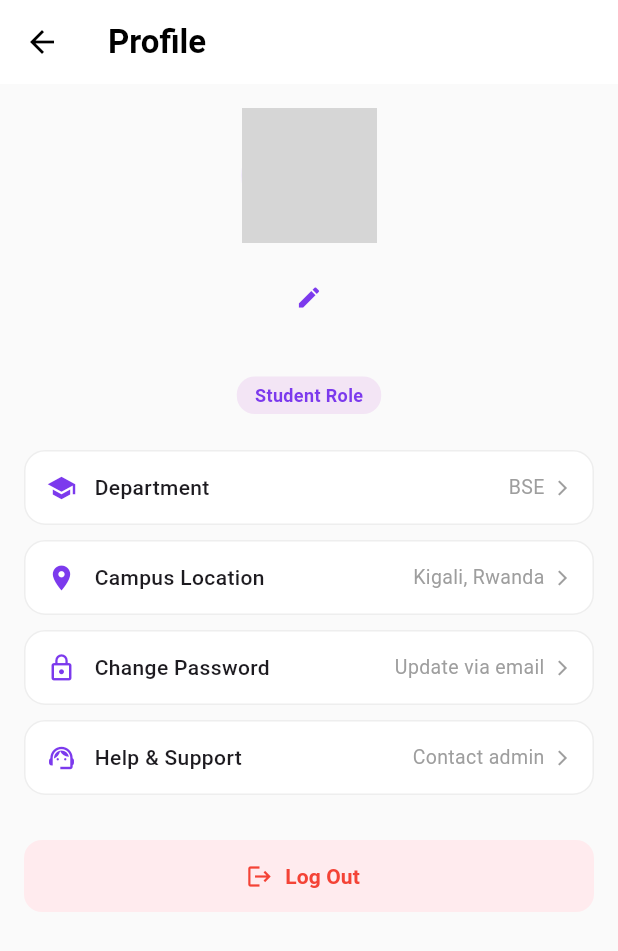
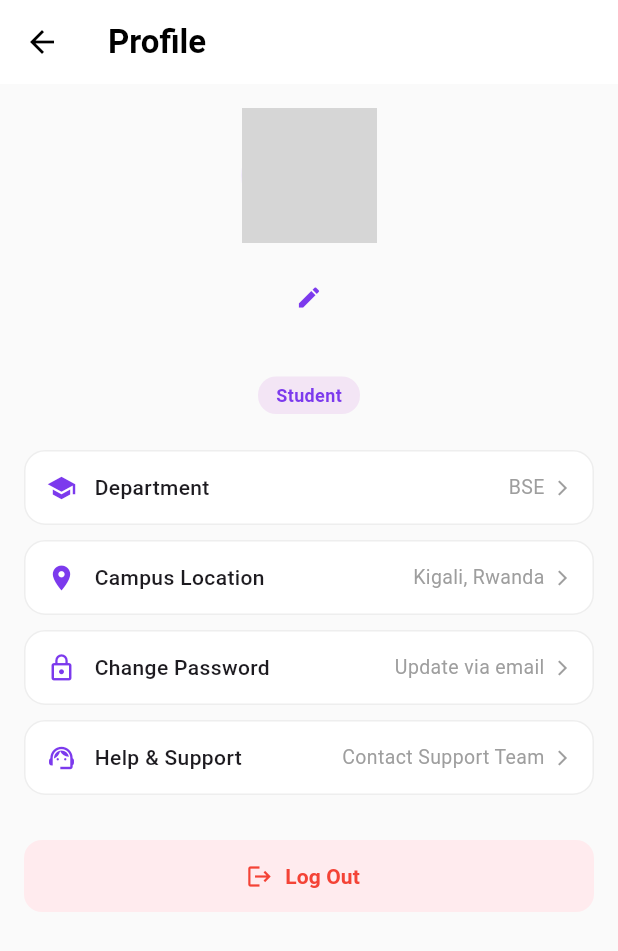
Before and after one commit to nIgihozo/CampusReportingApp, a Flutter app: the ProfileScreen screen opened directly, on a phone screen of 412 x 824 dp. Shown: the top 951 px of the screen. Run offline on Flutter 3.47's test engine with Material 3 defaults, Android fonts, the phone set to English and light mode, and no system bars; our stand-ins replace cloud_firestore, firebase_auth, firebase_core, flutter_dotenv, flutter_image_compress, image_picker; accounts and stored records are empty; network calls fail; grey boxes are pictures that could not be loaded.

Commit message:
Changing logic in the profile on role based and also on the signup page

```diff
--- a/lib/screens/profile_screen.dart
+++ b/lib/screens/profile_screen.dart
@@ -91,7 +91,14 @@ class _ProfileScreenState extends State<ProfileScreen> {
   @override
   Widget build(BuildContext context) {
     String displayName = user?.displayName ?? user?.email?.split('@').first ?? 'Student';
-    String displayEmail = user?.email ?? 'student@alu.edu.rw';
+    String displayEmail = user?.email ?? 'student@alustudent.com';
+
+    String roleBased = 'Student';
+    if(displayEmail.toLowerCase().endsWith('@alueducation.com')) {
+      roleBased= 'Staff';
+    } else if (displayEmail.toLowerCase().endsWith('@alustudent.com')) {
+      roleBased = 'Student';
+    }
 
     return Scaffold(
       backgroundColor: Colors.grey[50],
@@ -126,7 +133,7 @@ class _ProfileScreenState extends State<ProfileScreen> {
             Container(
               padding: const EdgeInsets.symmetric(horizontal: 12, vertical: 4),
               decoration: BoxDecoration(color: Colors.purple.shade50, borderRadius: BorderRadius.circular(12)),
-              child: const Text('Student Role', style: TextStyle(color: Color(0xFF7C3AED), fontWeight: FontWeight.bold, fontSize: 12)),
+              child: Text(roleBased, style: const TextStyle(color: Color(0xFF7C3AED), fontWeight: FontWeight.bold, fontSize: 12)),
             ),
             const SizedBox(height: 24),
 
@@ -134,7 +141,7 @@ class _ProfileScreenState extends State<ProfileScreen> {
             _buildActionTile(Icons.school, 'Department', 'BSE', onTap: () {}),
             _buildActionTile(Icons.location_on, 'Campus Location', 'Kigali, Rwanda', onTap: () {}),
             _buildActionTile(Icons.lock_outline, 'Change Password', 'Update via email', onTap: _changePassword),
-            _buildActionTile(Icons.support_agent, 'Help & Support', 'Contact admin', onTap: _showSupportDialog),
+            _buildActionTile(Icons.support_agent, 'Help & Support', 'Contact Support Team', onTap: _showSupportDialog),
             const SizedBox(height: 20),
 
             SizedBox(
--- a/lib/screens/signup_screen.dart
+++ b/lib/screens/signup_screen.dart
@@ -103,7 +103,7 @@ class _SignupScreenState extends State<SignupScreen> {
           children: [
             DropdownButtonFormField<String>(
               initialValue: _role,
-              items: ['Student', 'Faculty', 'Admin']
+              items: ['Student', 'Staff']
                   .map((r) => DropdownMenuItem(value: r, child: Text(r)))
                   .toList(),
               onChanged: (val) => setState(() {
@@ -118,7 +118,7 @@ class _SignupScreenState extends State<SignupScreen> {
                 controller: _extraCtrl,
                 decoration: const InputDecoration(labelText: 'Student ID'),
               ),
-            ] else if (_role == 'Faculty') ...[
+            ] else if (_role == 'Staff') ...[
               TextField(
                 controller: _extraCtrl,
                 decoration: const InputDecoration(labelText: 'Department Name'),
```
